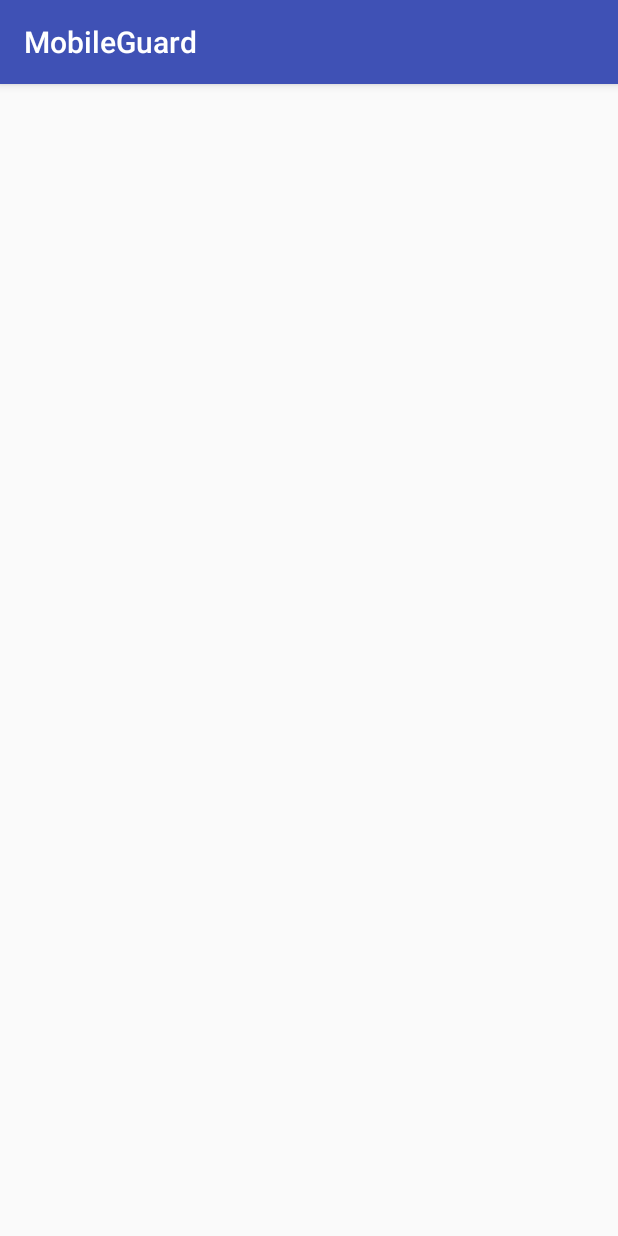
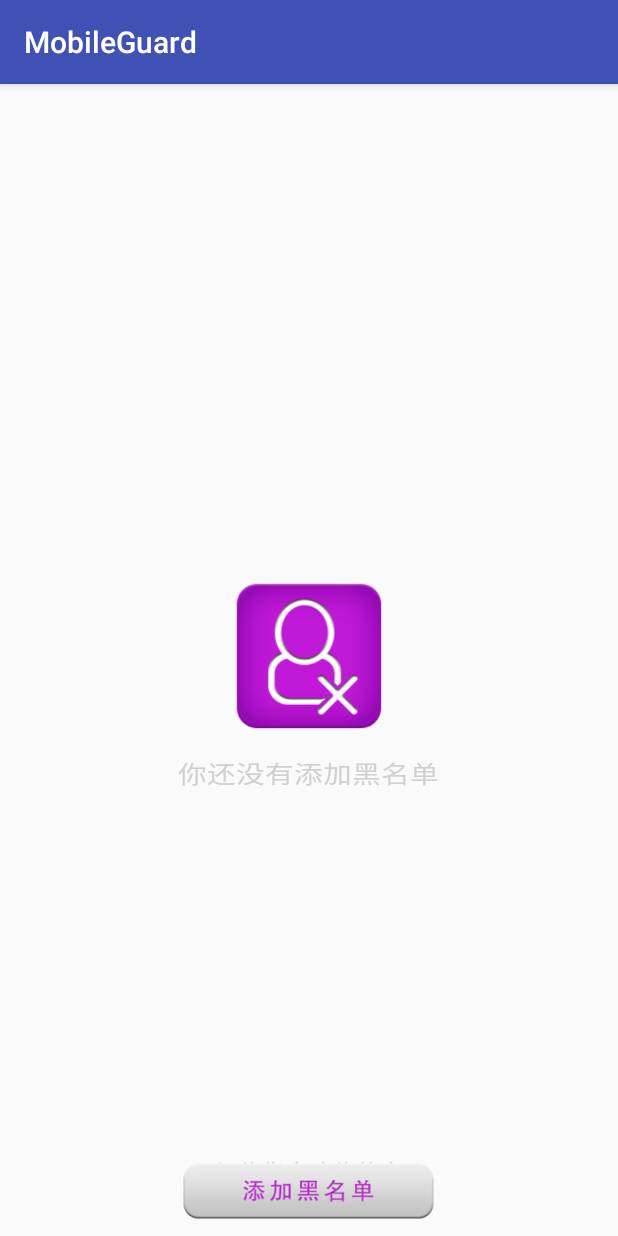
Before and after one commit to wzf383/MobileGuard, an Android app: the SecurityPhoneActivity screen opened directly, with no data from a screen before it, on a phone screen of 412 x 824 dp. Run offline under Robolectric (Android 15) with nearby library versions, the phone set to English and light mode, and no system bars.

Commit message:
手机通讯

```diff
--- a/app/src/main/res/layout/activity_security_phone.xml
+++ b/app/src/main/res/layout/activity_security_phone.xml
@@ -1,9 +1,69 @@
 <?xml version="1.0" encoding="utf-8"?>
-<android.support.constraint.ConstraintLayout xmlns:android="http://schemas.android.com/apk/res/android"
-    xmlns:app="http://schemas.android.com/apk/res-auto"
-    xmlns:tools="http://schemas.android.com/tools"
+<LinearLayout xmlns:android="http://schemas.android.com/apk/res/android"
     android:layout_width="match_parent"
     android:layout_height="match_parent"
-    tools:context="cn.edu.gdmec.android.mobileguard.m3communicationguard.adapter.SecurityPhoneActivity">
+    android:orientation="vertical">
 
-</android.support.constraint.ConstraintLayout>
+    <include layout="@layout/titlebar"/>
+
+    <RelativeLayout
+        android:layout_width="match_parent"
+        android:layout_height="match_parent"
+        android:layout_weight="10">
+
+        <FrameLayout
+            android:id="@+id/fl_noblacknumber"
+            android:layout_width="match_parent"
+            android:layout_height="match_parent">
+            <RelativeLayout
+                android:layout_width="match_parent"
+                android:layout_height="match_parent">
+
+                <ImageView
+                    android:id="@+id/noblacknumbericon"
+                    android:layout_width="100dp"
+                    android:layout_height="100dp"
+                    android:layout_centerInParent="true"
+                    android:background="@drawable/no_blacknumbericon"/>
+
+                <TextView
+                    style="@style/textview16sp"
+                    android:layout_below="@+id/noblacknumbericon"
+                    android:layout_centerHorizontal="true"
+                    android:layout_marginTop="16dp"
+                    android:text="你还没有添加黑名单"
+                    android:textColor="@color/light_gary"
+                    android:textScaleX="1.2"/>
+            </RelativeLayout>
+        </FrameLayout>
+
+        <FrameLayout
+            android:id="@+id/fl_haveblacknumber"
+            android:layout_width="match_parent"
+            android:layout_height="wrap_content"
+            android:visibility="gone">
+
+            <ListView
+                android:id="@+id/lv_blacknumber"
+                android:layout_width="match_parent"
+                android:layout_height="wrap_content"
+                android:dividerHeight="1dp"
+                android:divider="#ffffff"/>
+        </FrameLayout>
+    </RelativeLayout>
+
+    <LinearLayout
+        android:layout_width="match_parent"
+        android:layout_height="wrap_content"
+        android:gravity="center">
+
+        <Button
+            android:id="@+id/btn_addblacknumber"
+            android:layout_width="170dp"
+            android:layout_height="40dp"
+            android:layout_gravity="center"
+            android:layout_margin="10dp"
+            android:background="@drawable/add_blacknumber_btn_selector"/>
+    </LinearLayout>
+
+</LinearLayout>
```
